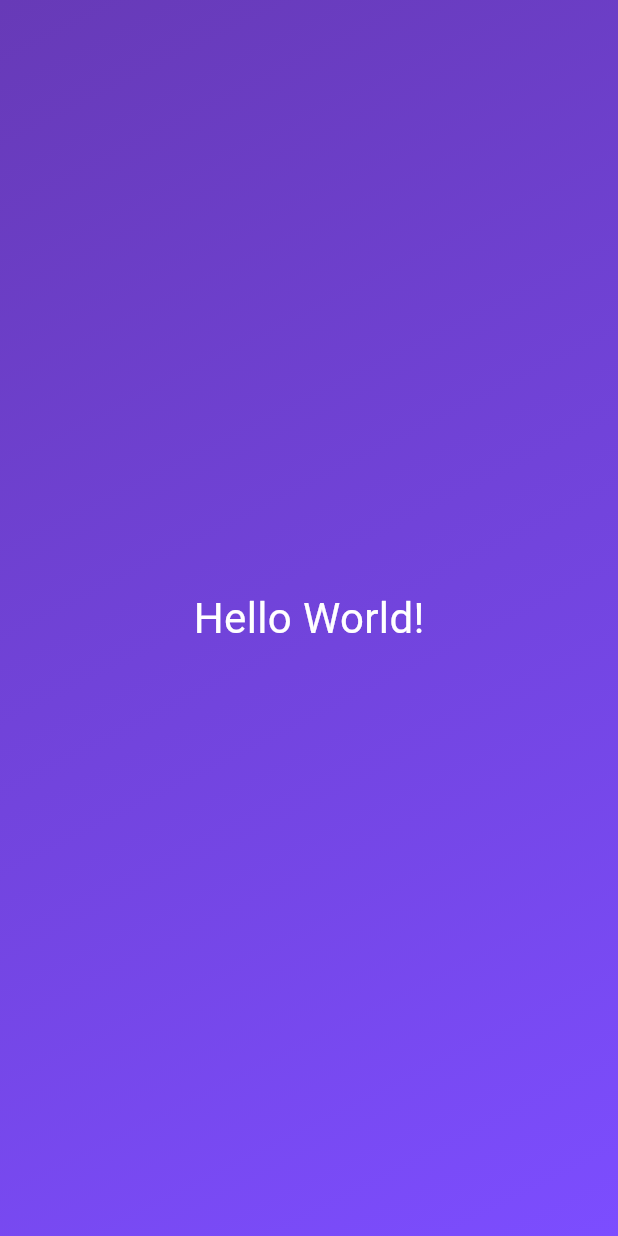
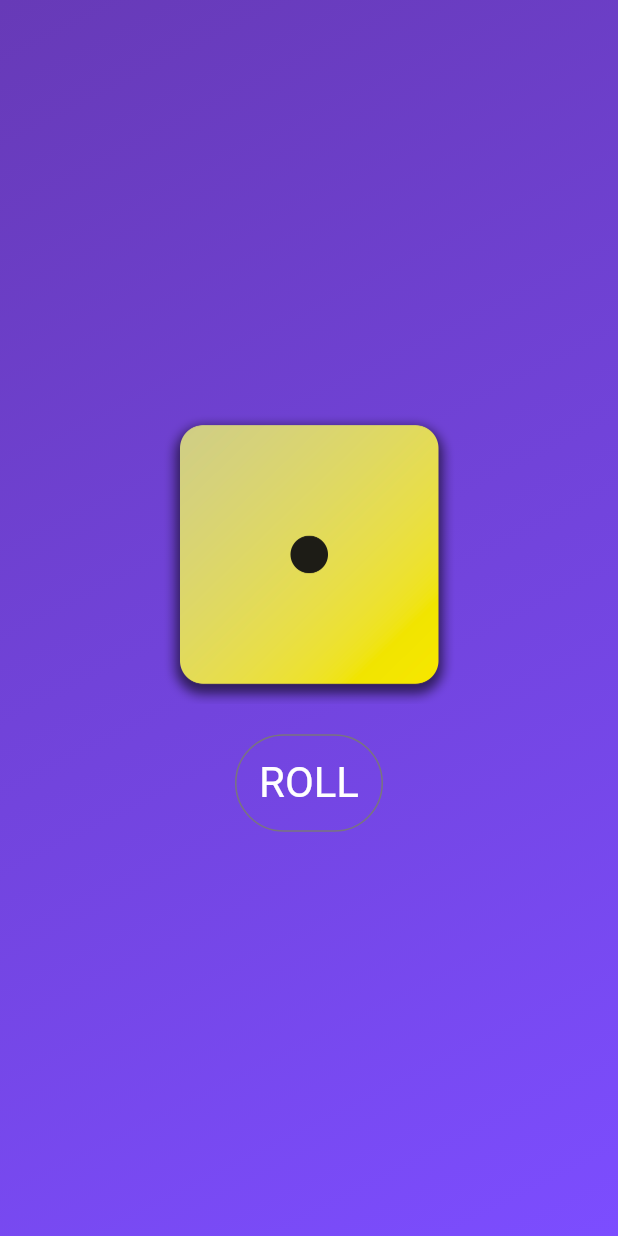
Before and after one commit to endorphin0710/flutter-dart-practice, a Flutter app: the screen it shows after launch, on a phone screen of 412 x 824 dp. Run offline on Flutter 3.47's test engine with Material 3 defaults, Android fonts, the phone set to English and light mode, and no system bars.

Commit message:
feat: DiceRoller

```diff
--- /dev/null
+++ b/lib/dice_roller.dart
@@ -0,0 +1,60 @@
+import 'dart:math';
+
+import 'package:flutter/material.dart';
+
+class DiceRoller extends StatefulWidget {
+  const DiceRoller({super.key});
+
+  @override
+  State<DiceRoller> createState() {
+    return _DiceRollerState();
+  }
+
+}
+
+class _DiceRollerState extends State<DiceRoller> {
+
+  static const diceImages = [
+    'assets/images/dice-1.png',
+    'assets/images/dice-2.png',
+    'assets/images/dice-3.png',
+    'assets/images/dice-4.png',
+    'assets/images/dice-5.png',
+    'assets/images/dice-6.png',
+  ];
+  var activeDiceNum = 0;
+
+  @override
+  Widget build(BuildContext context) {
+    return Column(
+      mainAxisSize: MainAxisSize.min,
+      children: [
+        Image.asset(
+          diceImages[activeDiceNum],
+          width: 200,
+        ),
+        const SizedBox(height:20),
+        OutlinedButton (
+          onPressed: rollDice,
+          style: TextButton.styleFrom(
+              padding: const EdgeInsets.all(16),
+              foregroundColor: Colors.white,
+              textStyle: const TextStyle(
+                color: Colors.white,
+                fontSize: 28,
+              )
+          ),
+          child: const Text("ROLL"),
+        )
+      ],
+    );
+  }
+
+  void rollDice() {
+    var diceNum = Random().nextInt(6);
+    setState(() {
+      activeDiceNum = diceNum;
+    });
+  }
+
+}
--- /dev/null
+++ b/lib/gradient_container.dart
@@ -0,0 +1,29 @@
+import 'package:flutter/material.dart';
+
+class GradientContainer extends StatelessWidget {
+  const GradientContainer(
+      this.beginColor,
+      this.endColor,
+      {super.key, required this.content}
+    );
+
+  final Color beginColor;
+  final Color endColor;
+  final Widget content;
+
+  @override
+  Widget build(context) {
+    return Container(
+      decoration: BoxDecoration(
+        gradient: LinearGradient(
+          colors: [beginColor, endColor],
+          begin: Alignment.topLeft,
+          end: Alignment.bottomRight,
+        ),
+      ),
+      child: Center(
+        child: content,
+      ),
+    );
+  }
+}
```
Also changed, not shown: lib/main.dart (+8 -18 lines), lib/styled_text.dart (added, +18 -0 lines), pubspec.yaml (+7 -3 lines), assets/images/dice-1.png (added), assets/images/dice-2.png (added), assets/images/dice-3.png (added), assets/images/dice-4.png (added), assets/images/dice-5.png (added), assets/images/dice-6.png (added).
